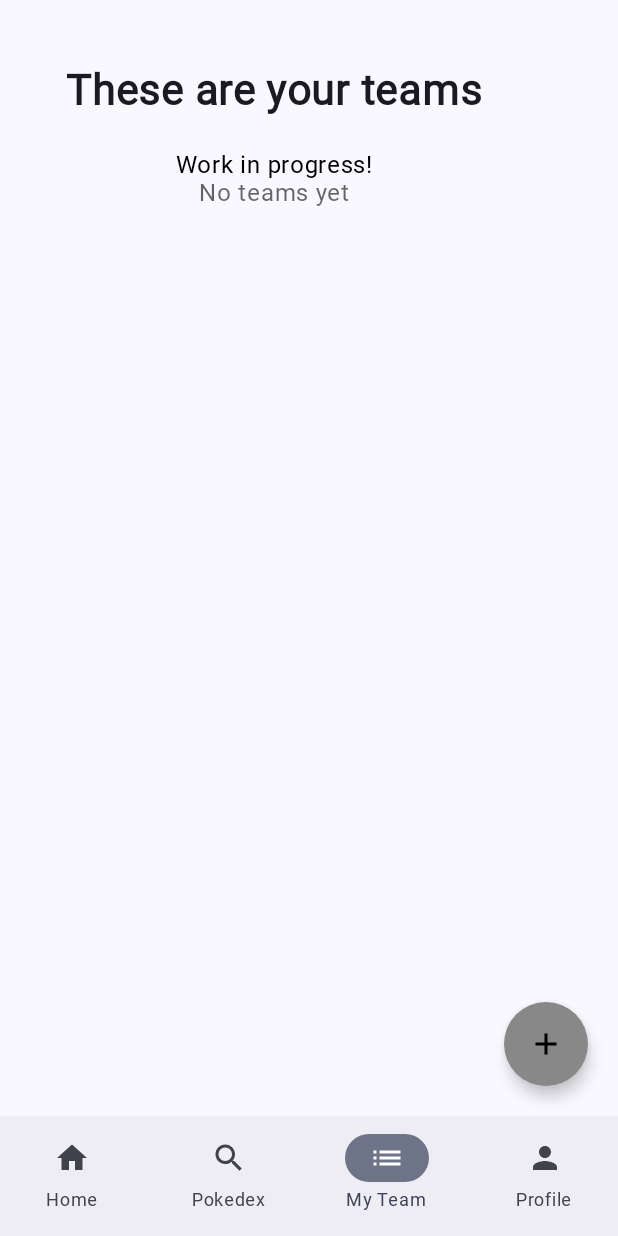
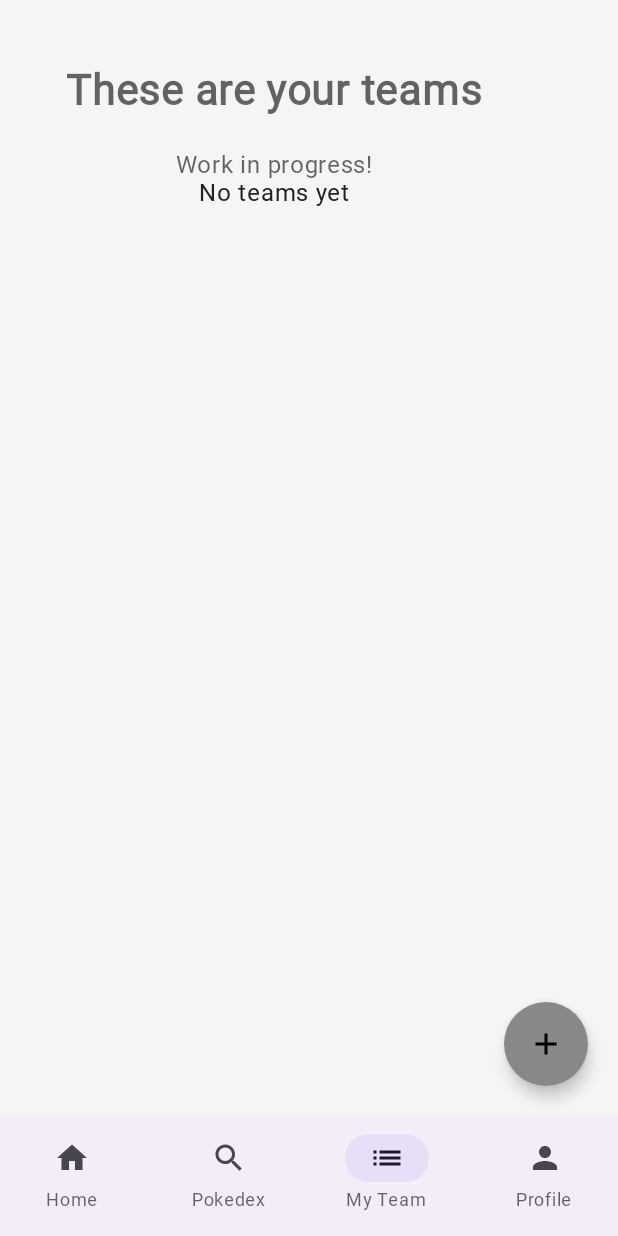
Before and after one commit to FranCalveyra/pocketpedia, an Android app built with Jetpack Compose: the screen it shows after launch (MainActivity), item 3 of the bottom bar chosen, on a phone screen of 412 x 824 dp. Run offline under Robolectric (Android 15) with nearby library versions, the phone set to English and light mode, and no system bars; our stand-ins replace Dagger/Hilt's generated code; Roboto replaces fonts that are not available here; 3 statements that could not run were skipped.

Commit message:
Extracted color scheme, formatted files, optimized imports.
Added custom color schemes.

```diff
--- a/app/src/main/java/org/austral/pocketpedia/ui/screens/home/HomeScreen.kt
+++ b/app/src/main/java/org/austral/pocketpedia/ui/screens/home/HomeScreen.kt
@@ -7,6 +7,7 @@ import androidx.compose.foundation.layout.height
 import androidx.compose.foundation.rememberScrollState
 import androidx.compose.foundation.verticalScroll
 import androidx.compose.material.CircularProgressIndicator
+import androidx.compose.material3.MaterialTheme.typography
 import androidx.compose.runtime.Composable
 import androidx.compose.runtime.getValue
 import androidx.compose.ui.Alignment
@@ -18,7 +19,6 @@ import androidx.navigation.NavHostController
 import org.austral.pocketpedia.R
 import org.austral.pocketpedia.ui.shared.pokemon.card.PokemonCarousel
 import org.austral.pocketpedia.ui.shared.text.DynamicTypingText
-import org.austral.pocketpedia.ui.theme.Typography
 import org.austral.pocketpedia.ui.theme.headerHeight
 
 
@@ -49,7 +49,7 @@ fun HomeScreen(navController: NavHostController) {
                 DynamicTypingText(
                     text = text,
                     repeatTyping = true,
-                    style = Typography.titleLarge
+                    style = typography.titleLarge
                 )
             }
 
--- a/app/src/main/java/org/austral/pocketpedia/ui/screens/profile/ProfileScreen.kt
+++ b/app/src/main/java/org/austral/pocketpedia/ui/screens/profile/ProfileScreen.kt
@@ -4,6 +4,7 @@ import androidx.compose.foundation.layout.Column
 import androidx.compose.foundation.layout.fillMaxWidth
 import androidx.compose.foundation.layout.padding
 import androidx.compose.material.Text
+import androidx.compose.material3.MaterialTheme.typography
 import androidx.compose.runtime.Composable
 import androidx.compose.ui.Alignment
 import androidx.compose.ui.Modifier
@@ -11,7 +12,6 @@ import androidx.compose.ui.res.stringResource
 import androidx.compose.ui.text.style.TextAlign
 import androidx.navigation.NavHostController
 import org.austral.pocketpedia.R
-import org.austral.pocketpedia.ui.theme.Typography
 import org.austral.pocketpedia.ui.theme.profileScreenPadding
 
 @Composable
@@ -24,7 +24,7 @@ fun ProfileScreen(navController: NavHostController) {
     ) {
         Text(
             stringResource(R.string.work_in_progress),
-            style = Typography.bodyMedium.copy(textAlign = TextAlign.Center)
+            style = typography.bodyMedium.copy(textAlign = TextAlign.Center)
         )
     }
 }
--- a/app/src/main/java/org/austral/pocketpedia/ui/screens/team/PokemonTeamScreen.kt
+++ b/app/src/main/java/org/austral/pocketpedia/ui/screens/team/PokemonTeamScreen.kt
@@ -10,10 +10,11 @@ import androidx.compose.foundation.rememberScrollState
 import androidx.compose.foundation.verticalScroll
 import androidx.compose.material.FloatingActionButton
 import androidx.compose.material.Icon
-import androidx.compose.material.MaterialTheme
 import androidx.compose.material.Text
 import androidx.compose.material.icons.Icons
 import androidx.compose.material.icons.filled.Add
+import androidx.compose.material3.MaterialTheme.colorScheme
+import androidx.compose.material3.MaterialTheme.typography
 import androidx.compose.runtime.Composable
 import androidx.compose.runtime.LaunchedEffect
 import androidx.compose.runtime.collectAsState
@@ -29,7 +30,6 @@ import org.austral.pocketpedia.domain.models.team.PokemonTeam
 import org.austral.pocketpedia.ui.shared.pokemon.card.PokemonCarousel
 import org.austral.pocketpedia.ui.shared.text.FixedTypingText
 import org.austral.pocketpedia.ui.theme.FABTopPadding
-import org.austral.pocketpedia.ui.theme.Typography
 import org.austral.pocketpedia.ui.theme.pokemonTeamPadding
 import org.austral.pocketpedia.ui.theme.pokemonTeamSpaceBetween
 import org.austral.pocketpedia.ui.theme.pokemonTeamSpacing
@@ -54,18 +54,21 @@ fun PokemonTeamScreen(
             FixedTypingText(
                 text = stringResource(R.string.your_teams),
                 repeatTyping = true,
-                style = Typography.titleLarge
+                style = typography.titleLarge
             )
 
             Spacer(Modifier.height(pokemonTeamSpacing))
 
-            Text(stringResource(R.string.work_in_progress), style = Typography.bodyMedium)
+            Text(
+                stringResource(R.string.work_in_progress),
+                style = typography.bodyMedium,
+            )
 
             if (teams.isEmpty()) {
                 Text(
                     stringResource(R.string.no_teams_yet),
-                    style = Typography.bodyMedium,
-                    color = MaterialTheme.colors.onSurface.copy(alpha = 0.6f), // TODO: replace for own color scheme
+                    style = typography.bodyMedium,
+                    color = colorScheme.onSurface,
                     modifier = Modifier.align(Alignment.CenterHorizontally)
                 )
                 Spacer(Modifier.height(pokemonTeamSpaceBetween))
--- a/app/src/main/java/org/austral/pocketpedia/ui/shared/pokemon/card/PokemonCard.kt
+++ b/app/src/main/java/org/austral/pocketpedia/ui/shared/pokemon/card/PokemonCard.kt
@@ -12,6 +12,7 @@ import androidx.compose.foundation.layout.fillMaxWidth
 import androidx.compose.foundation.layout.height
 import androidx.compose.foundation.layout.padding
 import androidx.compose.foundation.shape.RoundedCornerShape
+import androidx.compose.material3.MaterialTheme.typography
 import androidx.compose.material3.Text
 import androidx.compose.runtime.Composable
 import androidx.compose.ui.Alignment
@@ -28,7 +29,6 @@ import org.austral.pocketpedia.domain.models.pokemon.Pokemon
 import org.austral.pocketpedia.domain.models.pokemon.PokemonType
 import org.austral.pocketpedia.ui.shared.navigation.PocketPediaRoutes
 import org.austral.pocketpedia.ui.shared.pokemon.type.PokemonTypeTag
-import org.austral.pocketpedia.ui.theme.Typography
 import org.austral.pocketpedia.ui.theme.cardBorderWidth
 import org.austral.pocketpedia.ui.theme.cardCornerSize
 import org.austral.pocketpedia.ui.theme.cardPadding
@@ -87,7 +87,7 @@ fun PokemonCard(pokemon: Pokemon?, navController: NavHostController) {
         ) {
             PokemonTypeTag(firstType)
             secondType?.let { PokemonTypeTag(it) }
-            Text("#${pokemon?.id ?: 0}", style = Typography.bodySmall, color = textColor)
+            Text("#${pokemon?.id ?: 0}", style = typography.bodySmall, color = textColor)
         }
     }
 }
--- a/app/src/main/java/org/austral/pocketpedia/ui/shared/pokemon/card/PokemonCarousel.kt
+++ b/app/src/main/java/org/austral/pocketpedia/ui/shared/pokemon/card/PokemonCarousel.kt
@@ -10,6 +10,7 @@ import androidx.compose.foundation.layout.width
 import androidx.compose.foundation.lazy.LazyRow
 import androidx.compose.foundation.lazy.items
 import androidx.compose.foundation.lazy.rememberLazyListState
+import androidx.compose.material3.MaterialTheme.typography
 import androidx.compose.material3.Text
 import androidx.compose.runtime.Composable
 import androidx.compose.ui.Alignment
@@ -19,7 +20,6 @@ import androidx.compose.ui.text.style.TextAlign
 import androidx.compose.ui.tooling.preview.Preview
 import androidx.navigation.NavHostController
 import org.austral.pocketpedia.domain.models.pokemon.Pokemon
-import org.austral.pocketpedia.ui.theme.Typography
 import org.austral.pocketpedia.ui.theme.carouselCardMaxWidth
 import org.austral.pocketpedia.ui.theme.carouselHorizontalPadding
 import org.austral.pocketpedia.ui.theme.carouselSpaceBetween
@@ -47,7 +47,7 @@ fun PokemonCarousel(
     ) {
         Text(
             text = title,
-            style = Typography.bodyLarge.copy(
+            style = typography.bodyLarge.copy(
                 textAlign = TextAlign.Start
             )
         )
--- a/app/src/main/java/org/austral/pocketpedia/ui/shared/pokemon/type/PokemonTypeCard.kt
+++ b/app/src/main/java/org/austral/pocketpedia/ui/shared/pokemon/type/PokemonTypeCard.kt
@@ -4,6 +4,7 @@ import androidx.compose.foundation.background
 import androidx.compose.foundation.layout.Box
 import androidx.compose.foundation.layout.padding
 import androidx.compose.foundation.shape.RoundedCornerShape
+import androidx.compose.material3.MaterialTheme.typography
 import androidx.compose.material3.Text
 import androidx.compose.runtime.Composable
 import androidx.compose.ui.Alignment
@@ -12,7 +13,6 @@ import androidx.compose.ui.draw.clip
 import androidx.compose.ui.graphics.Color
 import androidx.compose.ui.text.font.FontWeight
 import org.austral.pocketpedia.domain.models.pokemon.PokemonType
-import org.austral.pocketpedia.ui.theme.Typography
 import org.austral.pocketpedia.ui.theme.pokemonTypeCornerSize
 import org.austral.pocketpedia.ui.theme.pokemonTypeHorizontalPadding
 import org.austral.pocketpedia.ui.theme.pokemonTypeVerticalPadding
@@ -32,7 +32,7 @@ fun PokemonTypeTag(type: PokemonType) {
         Text(
             text = type.displayName,
             color = Color.White,
-            style = Typography.bodySmall.copy(
+            style = typography.bodySmall.copy(
                 fontWeight = FontWeight.Bold
             )
         )
--- a/app/src/main/java/org/austral/pocketpedia/ui/theme/Color.kt
+++ b/app/src/main/java/org/austral/pocketpedia/ui/theme/Color.kt
@@ -1,5 +1,7 @@
 package org.austral.pocketpedia.ui.theme
 
+import androidx.compose.material3.darkColorScheme
+import androidx.compose.material3.lightColorScheme
 import androidx.compose.ui.graphics.Color
 
 val Purple80 = Color(0xFFD0BCFF)
@@ -9,3 +11,42 @@ val Pink80 = Color(0xFFEFB8C8)
 val Purple40 = Color(0xFF6650a4)
 val PurpleGrey40 = Color(0xFF625b71)
 val Pink40 = Color(0xFF7D5260)
+
+
+val PrimaryLight = Color(0xFFC50D0D)
+val SecondaryLight = Color(0xFFF7D02C)
+val BackgroundLight = Color(0xFFF5F5F5)
+val OnSurfaceLight = Color(0xFF212121)
+val ErrorLight = Color(0xFFB00020)
+
+val LightTextColor = Color.Black.copy(alpha = 0.6f)
+
+val ClassicColorScheme = lightColorScheme(
+    primary = PrimaryLight,
+    onPrimary = Color.White,
+    secondary = SecondaryLight,
+    background = BackgroundLight,
+    surface = Color.White,
+    onSurface = OnSurfaceLight,
+    error = ErrorLight,
+)
+
+val PrimaryDark = Color(0xFFBB86FC)
+val OnPrimaryDark = Color(0xFF121212)
+val SecondaryDark = Color(0xFF03DAC6)
+val BackgroundDark = Color(0xFF121212)
+val SurfaceDark = Color(0xFF1E1E1E)
+val OnSurfaceDark = Color(0xFFE1E1E1)
+val ErrorDark = Color(0xFFCF6679)
+
+
+val DarkTextColor = Color.White.copy(alpha = 0.6f)
+val PocketPediaDarkColorScheme = darkColorScheme(
+    primary = PrimaryDark,
+    onPrimary = OnPrimaryDark,
+    secondary = SecondaryDark,
+    background = BackgroundDark,
+    surface = SurfaceDark,
+    onSurface = OnSurfaceDark,
+    error = ErrorDark
+)
--- a/app/src/main/java/org/austral/pocketpedia/ui/theme/Spacings.kt
+++ b/app/src/main/java/org/austral/pocketpedia/ui/theme/Spacings.kt
@@ -24,3 +24,7 @@ val pokemonTeamSpaceBetween = 24.dp
 
 // Pokemon Carousel
 val carouselSpaceBetween = 16.dp
+
+// Pokemon Screen
+val errorSpacing = 12.dp
+val sectionSpacing = 10.dp
--- a/app/src/main/java/org/austral/pocketpedia/ui/theme/Theme.kt
+++ b/app/src/main/java/org/austral/pocketpedia/ui/theme/Theme.kt
@@ -1,16 +1,12 @@
 package org.austral.pocketpedia.ui.theme
 
-import android.os.Build
 import androidx.compose.foundation.isSystemInDarkTheme
 import androidx.compose.material3.MaterialTheme
 import androidx.compose.material3.darkColorScheme
-import androidx.compose.material3.dynamicDarkColorScheme
-import androidx.compose.material3.dynamicLightColorScheme
 import androidx.compose.material3.lightColorScheme
 import androidx.compose.runtime.Composable
 import androidx.compose.ui.graphics.Brush
 import androidx.compose.ui.graphics.Color
-import androidx.compose.ui.platform.LocalContext
 
 val primaryColors = listOf<Color>(
     Color(0xFFFFC8CC),
@@ -63,18 +59,34 @@ fun PocketPediaTheme(
     content: @Composable () -> Unit
 ) {
     val colorScheme = when {
-        dynamicColor && Build.VERSION.SDK_INT >= Build.VERSION_CODES.S -> {
-            val context = LocalContext.current
-            if (darkTheme) dynamicDarkColorScheme(context) else dynamicLightColorScheme(context)
-        }
+//        dynamicColor && Build.VERSION.SDK_INT >= Build.VERSION_CODES.S -> {
+//            val context = LocalContext.current
+//            if (darkTheme) dynamicDarkColorScheme(context) else dynamicLightColorScheme(context)
+//        }
 
-        darkTheme -> DarkColorScheme
-        else -> LightColorScheme
+        darkTheme -> PocketPediaDarkColorScheme
+        else -> ClassicColorScheme
     }
+
+    val typography = typography(darkTheme)
 
     MaterialTheme(
         colorScheme = colorScheme,
-        typography = Typography,
+        typography = typography,
         content = content
     )
 }
+
+@Composable
+private fun typography(darkTheme: Boolean = isSystemInDarkTheme()): androidx.compose.material3.Typography {
+    if (darkTheme) {
+        return Typography.copy(
+            titleLarge = Typography.titleLarge.copy(color = DarkTextColor),
+            titleMedium = Typography.titleMedium.copy(color = DarkTextColor),
+            titleSmall = Typography.titleSmall.copy(color = DarkTextColor),
+            bodyLarge = Typography.bodyLarge.copy(color = DarkTextColor),
+            bodyMedium = Typography.bodyMedium.copy(color = DarkTextColor),
+            bodySmall = Typography.bodySmall.copy(color = DarkTextColor),
+        )
+    } else return Typography
+}
--- a/app/src/main/java/org/austral/pocketpedia/ui/theme/Type.kt
+++ b/app/src/main/java/org/austral/pocketpedia/ui/theme/Type.kt
@@ -11,49 +11,54 @@ import androidx.compose.ui.unit.sp
 
 val fontFamily = FontFamily(Font(org.austral.pocketpedia.R.font.jetbrains_mono_regular))
 
-
 val Typography = Typography(
     bodySmall = TextStyle(
         fontFamily = fontFamily,
         fontWeight = FontWeight.Normal,
         fontSize = 14.sp,
         lineHeight = 20.sp,
-        letterSpacing = 0.5.sp
+        letterSpacing = 0.5.sp,
+        color = LightTextColor
     ),
     bodyMedium = TextStyle(
         fontFamily = fontFamily,
         fontWeight = FontWeight.Normal,
         fontSize = 16.sp,
         lineHeight = 22.sp,
-        letterSpacing = 0.5.sp
+        letterSpacing = 0.5.sp,
+        color = LightTextColor
     ),
     bodyLarge = TextStyle(
         fontFamily = fontFamily,
         fontWeight = FontWeight.Normal,
         fontSize = 18.sp,
         lineHeight = 24.sp,
-        letterSpacing = 0.5.sp
+        letterSpacing = 0.5.sp,
+        color = LightTextColor
     ),
     titleSmall = TextStyle(
         fontFamily = fontFamily,
         fontWeight = FontWeight.Bold,
         fontSize = 20.sp,
         lineHeight = 28.sp,
-        letterSpacing = 0.5.sp
+        letterSpacing = 0.5.sp,
+        color = LightTextColor
     ),
     titleMedium = TextStyle(
         fontFamily = fontFamily,
         fontWeight = FontWeight.Bold,
         fontSize = 24.sp,
         lineHeight = 28.sp,
-        letterSpacing = 0.5.sp
+        letterSpacing = 0.5.sp,
+        color = LightTextColor
     ),
     titleLarge = TextStyle(
         fontFamily = fontFamily,
         fontWeight = FontWeight.Bold,
         fontSize = 28.sp,
         lineHeight = 30.sp,
-        letterSpacing = 0.5.sp
+        letterSpacing = 0.5.sp,
+        color = LightTextColor
     ),
 
     /* Other default text styles to override
```
Also changed, not shown: app/src/main/java/org/austral/pocketpedia/ui/screens/pokedex/PokedexScreen.kt (+9 -3 lines), app/src/main/java/org/austral/pocketpedia/ui/screens/pokedex/PokedexSearchResultCard.kt (+25 -7 lines), app/src/main/java/org/austral/pocketpedia/ui/screens/pokemon/PokemonScreen.kt (+146 -82 lines).
